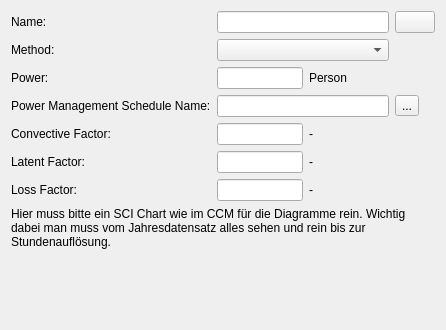
First picture: the form in SIM-VICUS/src/SVDBInternalLoadsElectricEquipmentEditWidget.ui, repository ghorwin/SIM-VICUS, before the edit.
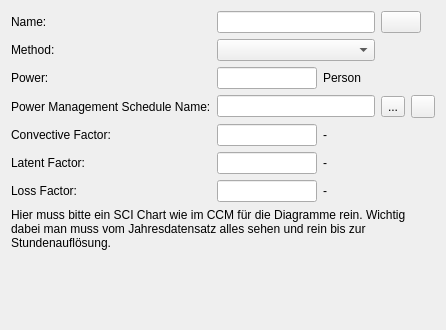
Second picture: the form after the edit. Icons and pictures are not drawn. Custom widgets are drawn as their Qt base class.

Commit message: change all line edit finished to finished successfully

The edit to the form file:
```diff
--- a/SIM-VICUS/src/SVDBInternalLoadsElectricEquipmentEditWidget.ui
+++ b/SIM-VICUS/src/SVDBInternalLoadsElectricEquipmentEditWidget.ui
@@ -14,55 +14,25 @@
    <string>Form</string>
   </property>
   <layout class="QGridLayout" name="gridLayoutMaster">
-   <item row="1" column="1" colspan="3">
-    <widget class="QComboBox" name="comboBoxMethod"/>
-   </item>
-   <item row="4" column="0">
-    <widget class="QLabel" name="labelConvectiveFactor">
+   <item row="0" column="0">
+    <widget class="QLabel" name="labelDisplayName">
      <property name="text">
-      <string>Convective Factor:</string>
+      <string>Name:</string>
      </property>
     </widget>
    </item>
-   <item row="7" column="2">
-    <widget class="QLabel" name="labelConvectiveFactorUnit_3">
-     <property name="text">
-      <string>-</string>
-     </property>
-    </widget>
-   </item>
-   <item row="3" column="1" colspan="3">
-    <widget class="QLineEdit" name="lineEditManagementScheduleName">
-     <property name="readOnly">
-      <bool>true</bool>
-     </property>
-    </widget>
-   </item>
-   <item row="2" column="1">
-    <widget class="QtExt::ValidatingLineEdit" name="lineEditPower">
-     <property name="maximumSize">
-      <size>
-       <width>100</width>
-       <height>16777215</height>
-      </size>
-     </property>
-    </widget>
-   </item>
-   <item row="0" column="1" colspan="3">
+   <item row="0" column="1" colspan="2">
     <widget class="QtExt::LanguageStringEditWidget1" name="lineEditName"/>
    </item>
-   <item row="4" column="3">
-    <spacer name="horizontalSpacer_2">
-     <property name="orientation">
-      <enum>Qt::Horizontal</enum>
+   <item row="0" column="3" colspan="2">
+    <widget class="QtExt::ColorButton" name="pushButtonColor">
+     <property name="sizePolicy">
+      <sizepolicy hsizetype="Fixed" vsizetype="Fixed">
+       <horstretch>0</horstretch>
+       <verstretch>0</verstretch>
+      </sizepolicy>
      </property>
-     <property name="sizeHint" stdset="0">
-      <size>
-       <width>50</width>
-       <height>20</height>
-      </size>
-     </property>
-    </spacer>
+    </widget>
    </item>
    <item row="1" column="0">
     <widget class="QLabel" name="labelCategory_2">
@@ -71,65 +41,8 @@
      </property>
     </widget>
    </item>
-   <item row="6" column="2">
-    <widget class="QLabel" name="labelConvectiveFactorUnit_2">
-     <property name="text">
-      <string>-</string>
-     </property>
-    </widget>
-   </item>
-   <item row="9" column="0">
-    <spacer name="verticalSpacer">
-     <property name="orientation">
-      <enum>Qt::Vertical</enum>
-     </property>
-     <property name="sizeHint" stdset="0">
-      <size>
-       <width>20</width>
-       <height>30</height>
-      </size>
-     </property>
-    </spacer>
-   </item>
-   <item row="7" column="1">
-    <widget class="QtExt::ValidatingLineEdit" name="lineEditLossFactor">
-     <property name="maximumSize">
-      <size>
-       <width>100</width>
-       <height>16777215</height>
-      </size>
-     </property>
-    </widget>
-   </item>
-   <item row="0" column="0">
-    <widget class="QLabel" name="labelDisplayName">
-     <property name="text">
-      <string>Name:</string>
-     </property>
-    </widget>
-   </item>
-   <item row="8" column="0" colspan="5">
-    <widget class="QLabel" name="label">
-     <property name="text">
-      <string>Hier muss bitte ein SCI Chart wie im CCM für die Diagramme rein. Wichtig dabei man muss vom Jahresdatensatz alles sehen und rein bis zur Stundenauflösung.</string>
-     </property>
-     <property name="wordWrap">
-      <bool>true</bool>
-     </property>
-    </widget>
-   </item>
-   <item row="2" column="3">
-    <spacer name="horizontalSpacer">
-     <property name="orientation">
-      <enum>Qt::Horizontal</enum>
-     </property>
-     <property name="sizeHint" stdset="0">
-      <size>
-       <width>50</width>
-       <height>20</height>
-      </size>
-     </property>
-    </spacer>
+   <item row="1" column="1" colspan="2">
+    <widget class="QComboBox" name="comboBoxMethod"/>
    </item>
    <item row="2" column="0">
     <widget class="QLabel" name="labelElectricEquipmentInput">
@@ -138,8 +51,8 @@
      </property>
     </widget>
    </item>
-   <item row="6" column="1">
-    <widget class="QtExt::ValidatingLineEdit" name="lineEditLatentFactor">
+   <item row="2" column="1">
+    <widget class="QtExt::ValidatingLineEdit" name="lineEditPower">
      <property name="maximumSize">
       <size>
        <width>100</width>
@@ -155,12 +68,18 @@
      </property>
     </widget>
    </item>
-   <item row="4" column="2">
-    <widget class="QLabel" name="labelConvectiveFactorUnit">
-     <property name="text">
-      <string>-</string>
+   <item row="2" column="3" colspan="2">
+    <spacer name="horizontalSpacer">
+     <property name="orientation">
+      <enum>Qt::Horizontal</enum>
      </property>
-    </widget>
+     <property name="sizeHint" stdset="0">
+      <size>
+       <width>50</width>
+       <height>20</height>
+      </size>
+     </property>
+    </spacer>
    </item>
    <item row="3" column="0">
     <widget class="QLabel" name="labelDisplayName_2">
@@ -169,47 +88,136 @@
      </property>
     </widget>
    </item>
-   <item row="7" column="0">
-    <widget class="QLabel" name="labelLossFactor">
-     <property name="text">
-      <string>Loss Factor:</string>
+   <item row="3" column="1" colspan="2">
+    <widget class="QLineEdit" name="lineEditManagementScheduleName">
+     <property name="readOnly">
+      <bool>true</bool>
      </property>
     </widget>
    </item>
-   <item row="0" column="4">
-    <widget class="QtExt::ColorButton" name="pushButtonColor">
-     <property name="sizePolicy">
-      <sizepolicy hsizetype="Fixed" vsizetype="Fixed">
-       <horstretch>0</horstretch>
-       <verstretch>0</verstretch>
-      </sizepolicy>
-     </property>
-    </widget>
-   </item>
-   <item row="6" column="0">
-    <widget class="QLabel" name="labelLatentFactor">
-     <property name="text">
-      <string>Latent Factor:</string>
-     </property>
-    </widget>
-   </item>
-   <item row="4" column="1">
-    <widget class="QtExt::ValidatingLineEdit" name="lineEditConvectiveFactor">
-     <property name="maximumSize">
-      <size>
-       <width>100</width>
-       <height>16777215</height>
-      </size>
-     </property>
-    </widget>
-   </item>
-   <item row="3" column="4">
+   <item row="3" column="3">
     <widget class="QToolButton" name="toolButtonSelectSchedule">
      <property name="text">
       <string>...</string>
      </property>
     </widget>
    </item>
+   <item row="3" column="4">
+    <widget class="QToolButton" name="toolButtonRemovePowerManagementSchedule">
+     <property name="icon">
+      <iconset resource="../resources/SIM-VICUS.qrc">
+       <normaloff>:/gfx/actions/24x24/minus.png</normaloff>:/gfx/actions/24x24/minus.png</iconset>
+     </property>
+    </widget>
+   </item>
+   <item row="4" column="0">
+    <widget class="QLabel" name="labelConvectiveFactor">
+     <property name="text">
+      <string>Convective Factor:</string>
+     </property>
+    </widget>
+   </item>
+   <item row="4" column="1">
+    <widget class="QtExt::ValidatingLineEdit" name="lineEditConvectiveFactor">
+     <property name="maximumSize">
+      <size>
+       <width>100</width>
+       <height>16777215</height>
+      </size>
+     </property>
+    </widget>
+   </item>
+   <item row="4" column="2">
+    <widget class="QLabel" name="labelConvectiveFactorUnit">
+     <property name="text">
+      <string>-</string>
+     </property>
+    </widget>
+   </item>
+   <item row="4" column="3" colspan="2">
+    <spacer name="horizontalSpacer_2">
+     <property name="orientation">
+      <enum>Qt::Horizontal</enum>
+     </property>
+     <property name="sizeHint" stdset="0">
+      <size>
+       <width>50</width>
+       <height>20</height>
+      </size>
+     </property>
+    </spacer>
+   </item>
+   <item row="5" column="0">
+    <widget class="QLabel" name="labelLatentFactor">
+     <property name="text">
+      <string>Latent Factor:</string>
+     </property>
+    </widget>
+   </item>
+   <item row="5" column="1">
+    <widget class="QtExt::ValidatingLineEdit" name="lineEditLatentFactor">
+     <property name="maximumSize">
+      <size>
+       <width>100</width>
+       <height>16777215</height>
+      </size>
+     </property>
+    </widget>
+   </item>
+   <item row="5" column="2">
+    <widget class="QLabel" name="labelConvectiveFactorUnit_2">
+     <property name="text">
+      <string>-</string>
+     </property>
+    </widget>
+   </item>
+   <item row="6" column="0">
+    <widget class="QLabel" name="labelLossFactor">
+     <property name="text">
+      <string>Loss Factor:</string>
+     </property>
+    </widget>
+   </item>
+   <item row="6" column="1">
+    <widget class="QtExt::ValidatingLineEdit" name="lineEditLossFactor">
+     <property name="maximumSize">
+      <size>
+       <width>100</width>
+       <height>16777215</height>
+      </size>
+     </property>
+    </widget>
+   </item>
+   <item row="6" column="2">
+    <widget class="QLabel" name="labelConvectiveFactorUnit_3">
+     <property name="text">
+      <string>-</string>
+     </property>
+    </widget>
+   </item>
+   <item row="7" column="0" colspan="5">
+    <widget class="QLabel" name="label">
+     <property name="text">
+      <string>Hier muss bitte ein SCI Chart wie im CCM für die Diagramme rein. Wichtig dabei man muss vom Jahresdatensatz alles sehen und rein bis zur Stundenauflösung.</string>
+     </property>
+     <property name="wordWrap">
+      <bool>true</bool>
+     </property>
+    </widget>
+   </item>
+   <item row="8" column="0">
+    <spacer name="verticalSpacer">
+     <property name="orientation">
+      <enum>Qt::Vertical</enum>
+     </property>
+     <property name="sizeHint" stdset="0">
+      <size>
+       <width>20</width>
+       <height>30</height>
+      </size>
+     </property>
+    </spacer>
+   </item>
   </layout>
  </widget>
  <customwidgets>
```
Left out of the diff: 8 changed lines with no effect on the pictures. The commit also changes 27 other files.
